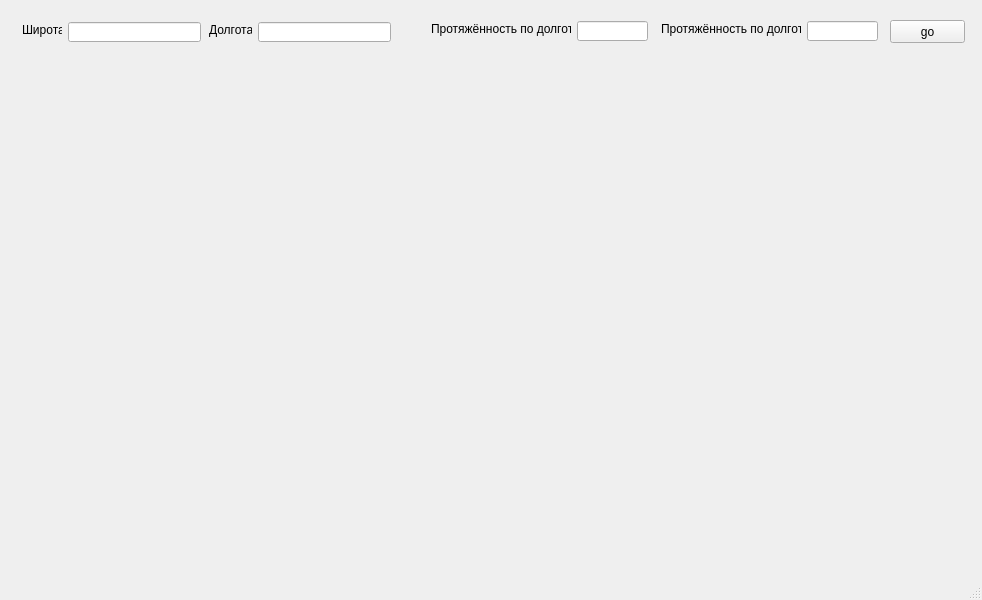
SkullCandby/miniProject, file map_design.ui: the form before one commit.
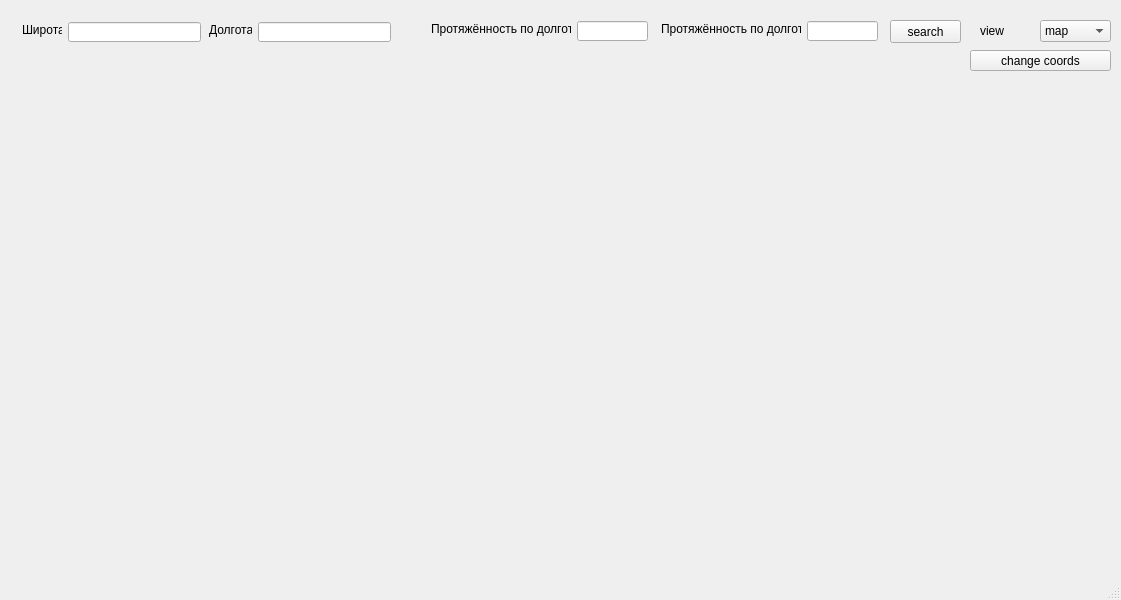
The form after the commit.

Commit message: i`ve done 3 ex, but without "enable" button for LineEdits and pushbutton for searching

Patch:
```diff
--- a/map_design.ui
+++ b/map_design.ui
@@ -6,7 +6,7 @@
    <rect>
     <x>0</x>
     <y>0</y>
-    <width>982</width>
+    <width>1121</width>
     <height>600</height>
    </rect>
   </property>
@@ -124,12 +124,63 @@
      <rect>
       <x>890</x>
       <y>20</y>
-      <width>75</width>
+      <width>71</width>
       <height>23</height>
      </rect>
     </property>
     <property name="text">
-     <string>go</string>
+     <string>search</string>
+    </property>
+   </widget>
+   <widget class="QComboBox" name="view_box">
+    <property name="geometry">
+     <rect>
+      <x>1040</x>
+      <y>20</y>
+      <width>71</width>
+      <height>22</height>
+     </rect>
+    </property>
+    <item>
+     <property name="text">
+      <string>map</string>
+     </property>
+    </item>
+    <item>
+     <property name="text">
+      <string>satellite</string>
+     </property>
+    </item>
+    <item>
+     <property name="text">
+      <string>hybrid</string>
+     </property>
+    </item>
+   </widget>
+   <widget class="QLabel" name="label_5">
+    <property name="geometry">
+     <rect>
+      <x>980</x>
+      <y>20</y>
+      <width>81</width>
+      <height>21</height>
+     </rect>
+    </property>
+    <property name="text">
+     <string>view</string>
+    </property>
+   </widget>
+   <widget class="QPushButton" name="enable_button">
+    <property name="geometry">
+     <rect>
+      <x>970</x>
+      <y>50</y>
+      <width>141</width>
+      <height>21</height>
+     </rect>
+    </property>
+    <property name="text">
+     <string>change coords</string>
     </property>
    </widget>
   </widget>
```
Left out of the diff: 2 changed lines with no effect on the pictures. The commit also changes 1 other file.
